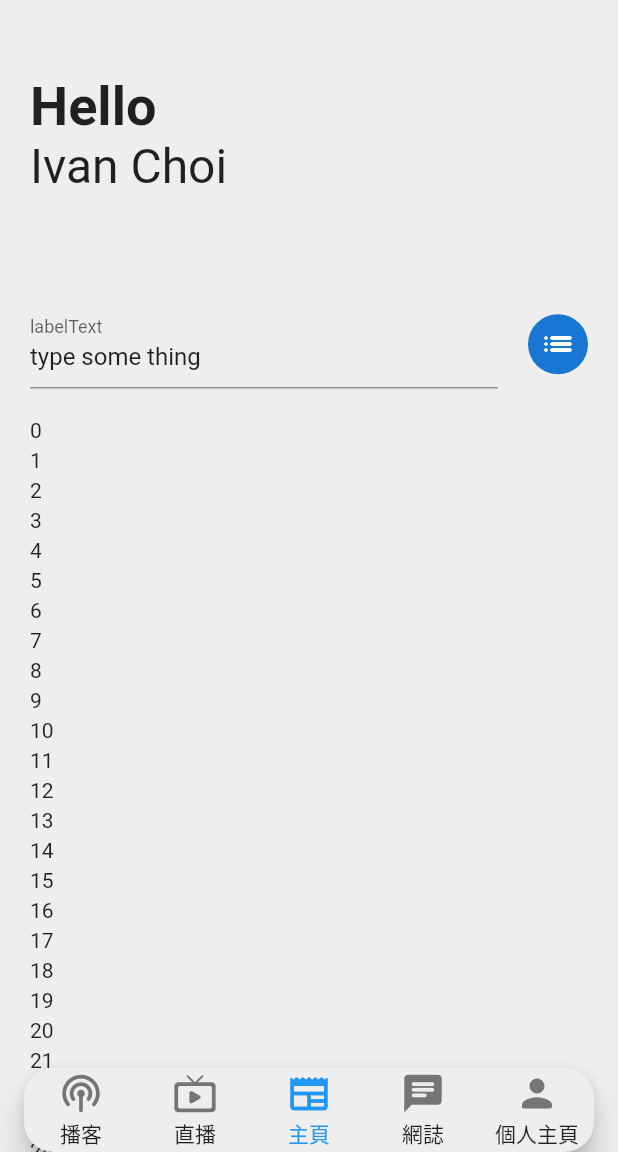
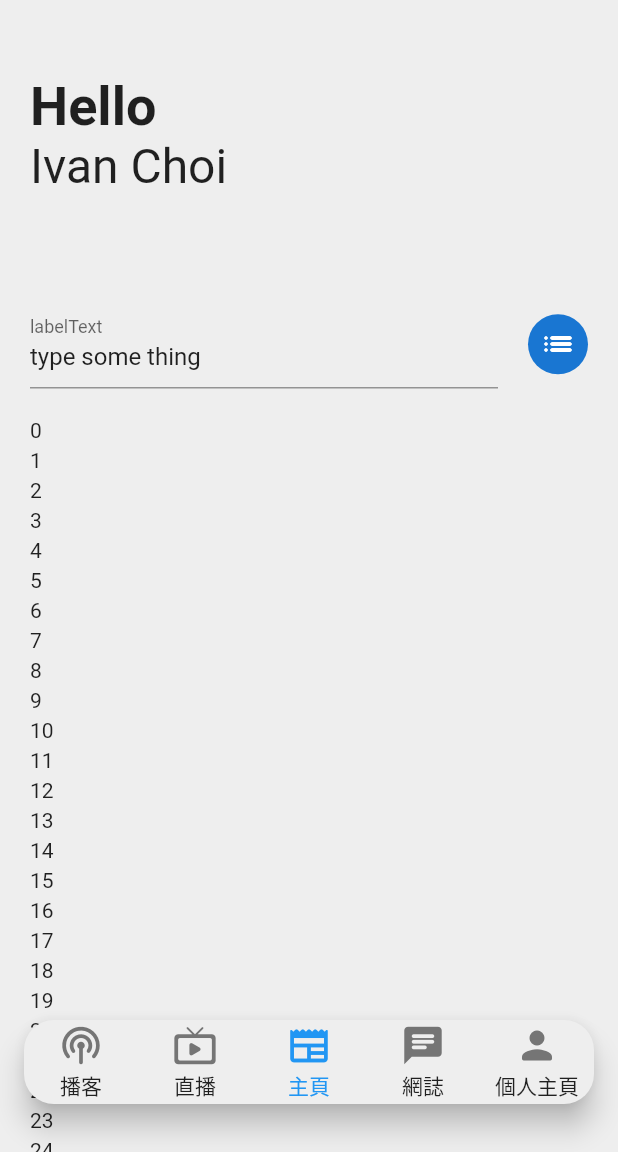
Before and after one commit to ivanChoi-0205/news_app, a Flutter app: the screen it shows after launch, on a phone screen of 412 x 824 dp, the part 84-1236 px from its top. Run offline on Flutter 3.47's test engine with Material 2 defaults, Android fonts, the light colour scheme and no system bars; drawn by our look-alikes of custom_navigation_bar; our stand-ins replace equatable, flutter_riverpod, vibration.

Commit message:
1. Rename folder name & Add padding to nav bar(for devices that bottom padding =0)
About 2, some device border radius is 0

```diff
--- a/lib/main.dart
+++ b/lib/main.dart
@@ -3,8 +3,8 @@ import 'package:flutter_riverpod/flutter_riverpod.dart';
 
 import 'src/constants/src/enum.dart';
 import 'src/custom_bottom_navigation_bar/custom_bottom_navigation_bar.dart';
-import 'src/layout_states/layout_notifier.dart';
-import 'src/layout_states/layout_states.dart';
+import 'src/states/layout_state/layout_notifier.dart';
+import 'src/states/layout_state/layout_states.dart';
 import 'src/util/layout_util.dart';
 import 'src/util/service/vibration_service.dart';
 
--- a/lib/src/custom_bottom_navigation_bar/custom_bottom_navigation_bar.dart
+++ b/lib/src/custom_bottom_navigation_bar/custom_bottom_navigation_bar.dart
@@ -4,7 +4,7 @@ import 'package:custom_navigation_bar/custom_navigation_bar.dart';
 import 'package:flutter/material.dart';
 import 'package:flutter_riverpod/flutter_riverpod.dart';
 
-import '../layout_states/layout_notifier.dart';
+import '../states/layout_state/layout_notifier.dart';
 import '../util/layout_util.dart';
 
 //! this nav bar would rebuild so many times during keyboard show up animation
@@ -27,8 +27,11 @@ class CustomBottomNavigationBar extends ConsumerWidget {
       'CustomBottomNavigationBar builded \ncurrentLayoutType: ${layoutStates.layoutType}}',
     );
     final bottomPadding = MediaQuery.of(context).padding.bottom;
+
     return Padding(
-      padding: EdgeInsets.only(bottom: bottomPadding),
+      padding: EdgeInsets.only(
+        bottom: bottomPadding == 0 ? 32.0 : bottomPadding,
+      ),
       child: CustomNavigationBar(
         currentIndex: currentLayoutIndex,
         iconSize: 30.0,
--- a/lib/src/layout_states/layout_notifier.dart
+++ b/lib/src/states/layout_state/layout_notifier.dart
@@ -1,6 +1,6 @@
 import 'package:flutter_riverpod/flutter_riverpod.dart';
 
-import '../constants/src/enum.dart';
+import '../../constants/src/enum.dart';
 import 'layout_states.dart';
 
 // final StateProvider<LayoutType> currentLayoutProvider =
--- a/lib/src/layout_states/layout_states.dart
+++ b/lib/src/states/layout_state/layout_states.dart
@@ -1,6 +1,6 @@
 import 'package:equatable/equatable.dart';
 
-import '../constants/src/enum.dart';
+import '../../constants/src/enum.dart';
 
 class LayoutStates extends Equatable {
   final LayoutType layoutType;
```
Also changed, not shown: lib/src/constants/dimens.dart (added).
